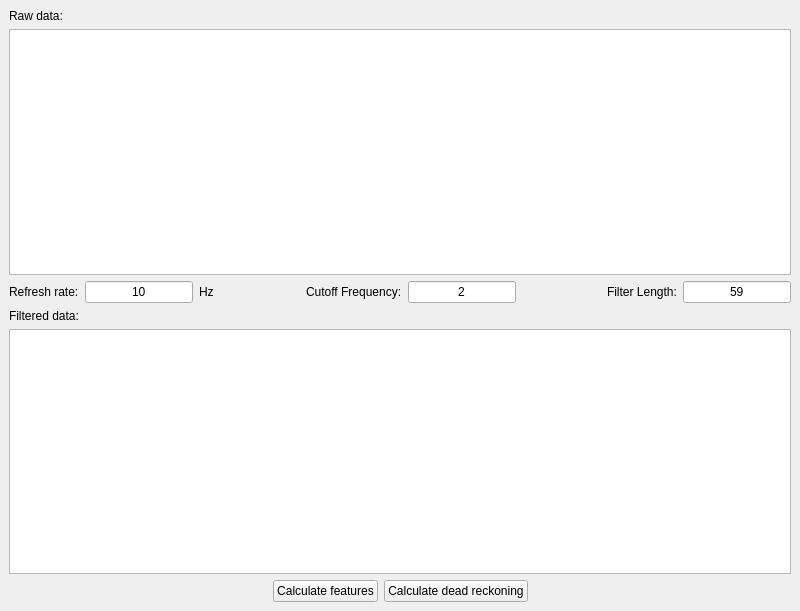
Old version of the form src/pyAnimalTrack/ui/View/DataImportWindow.ui in the repository davemccormick/pyAnimalTrack.
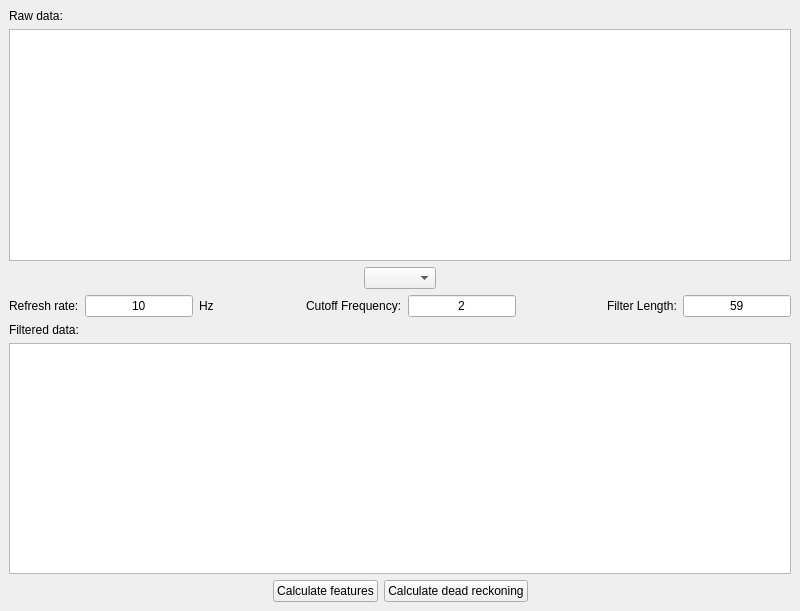
New version of the form.

Commit message: Attached the filter parameter textboxes to the controller

Diff of the .ui file:
```diff
--- a/src/pyAnimalTrack/ui/View/DataImportWindow.ui
+++ b/src/pyAnimalTrack/ui/View/DataImportWindow.ui
@@ -49,6 +49,49 @@
         </attribute>
        </widget>
       </item>
+      <item>
+       <layout class="QHBoxLayout" name="horizontalLayout_3">
+        <item>
+         <spacer name="horizontalSpacer_5">
+          <property name="orientation">
+           <enum>Qt::Horizontal</enum>
+          </property>
+          <property name="sizeHint" stdset="0">
+           <size>
+            <width>40</width>
+            <height>20</height>
+           </size>
+          </property>
+         </spacer>
+        </item>
+        <item>
+         <widget class="QComboBox" name="currentColumnComboBox">
+          <property name="minimumSize">
+           <size>
+            <width>0</width>
+            <height>0</height>
+           </size>
+          </property>
+          <property name="sizeAdjustPolicy">
+           <enum>QComboBox::AdjustToContents</enum>
+          </property>
+         </widget>
+        </item>
+        <item>
+         <spacer name="horizontalSpacer_6">
+          <property name="orientation">
+           <enum>Qt::Horizontal</enum>
+          </property>
+          <property name="sizeHint" stdset="0">
+           <size>
+            <width>40</width>
+            <height>20</height>
+           </size>
+          </property>
+         </spacer>
+        </item>
+       </layout>
+      </item>
       <item>
        <layout class="QHBoxLayout" name="horizontalLayout">
         <item>
```
Left out of the diff: 12 changed lines with no effect on the pictures. The commit also changes 2 other files.
